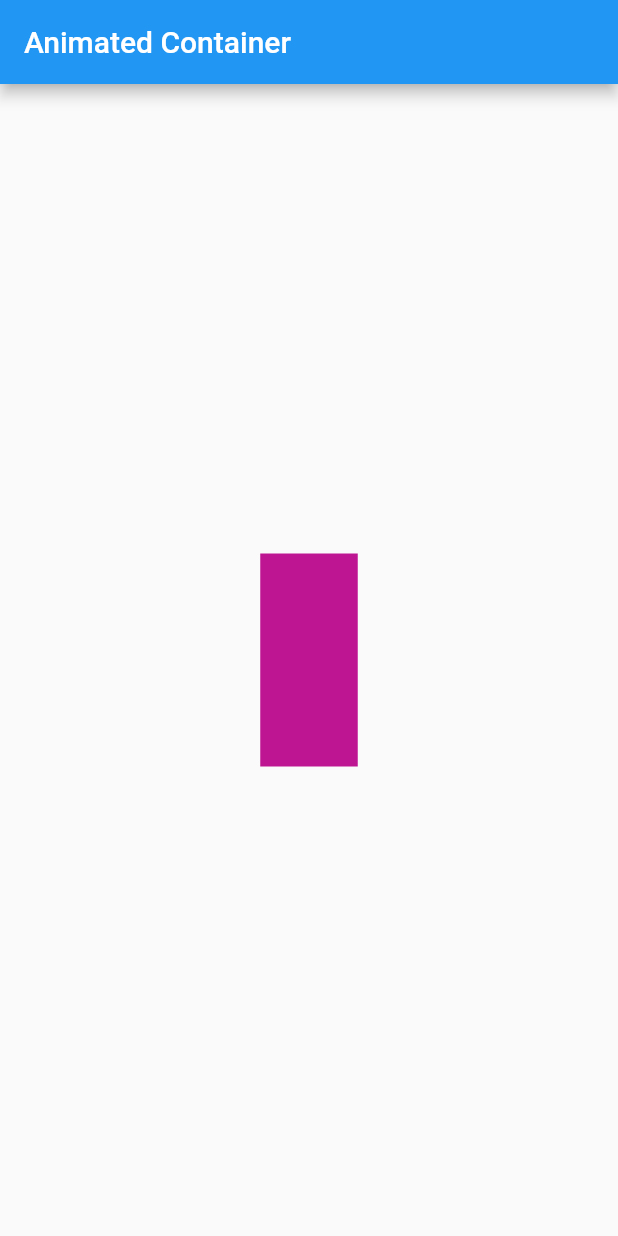
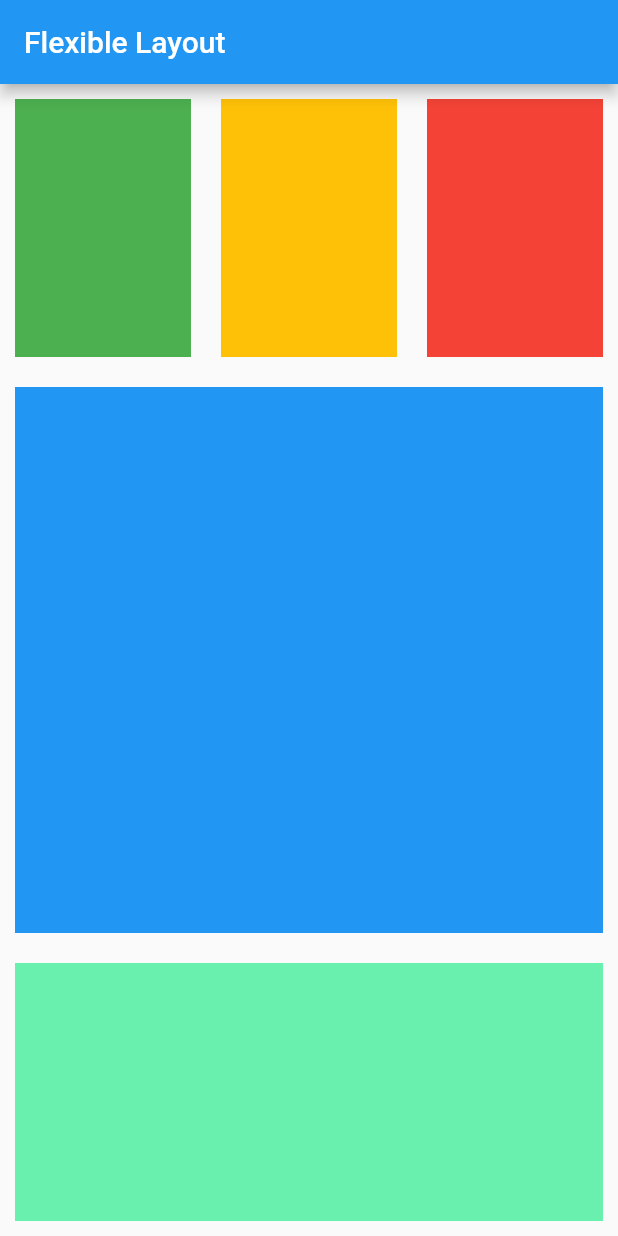
Before and after one commit to zeph1re/FlutterTutorial, a Flutter app: the screen it shows after launch, on a phone screen of 412 x 824 dp. Run offline on Flutter 3.47's test engine with Material 2 defaults, Android fonts, the phone set to English and light mode, and no system bars.

Commit message:
add flexible layout

```diff
--- a/lib/main.dart
+++ b/lib/main.dart
@@ -20,19 +20,40 @@ class _MyAppState extends State<MyApp> {
     return MaterialApp(
         home: Scaffold(
             appBar: AppBar(
-              title: const Text("Animated Container"),
+              title: const Text("Flexible Layout"),
             ),
-            body: Center(
-                child: GestureDetector(
-                    onTap: () {
-                      setState(() {});
-                    },
-                    child: AnimatedContainer(
-                      duration: const Duration(milliseconds: 1000),
-                      width: 50.0 + random.nextInt(101),
-                      height: 50.0 + random.nextInt(101),
-                      color: Color.fromARGB(255, random.nextInt(256),
-                          random.nextInt(256), random.nextInt(256)),
-                    )))));
+            body: Column(
+              children: [
+                Flexible(
+                  flex: 1,
+                  child: Row(children: [
+                    Flexible(
+                        flex: 1,
+                        child: Container(
+                            margin: const EdgeInsets.all(10),
+                            color: Colors.green)),
+                    Flexible(
+                        flex: 1,
+                        child: Container(
+                            margin: const EdgeInsets.all(10),
+                            color: Colors.amber)),
+                    Flexible(
+                        flex: 1,
+                        child: Container(
+                            margin: const EdgeInsets.all(10),
+                            color: Colors.red)),
+                  ]),
+                ),
+                Flexible(
+                    flex: 2,
+                    child: Container(
+                        margin: const EdgeInsets.all(10), color: Colors.blue)),
+                Flexible(
+                    flex: 1,
+                    child: Container(
+                        margin: const EdgeInsets.all(10),
+                        color: Colors.greenAccent)),
+              ],
+            )));
   }
 }
```
